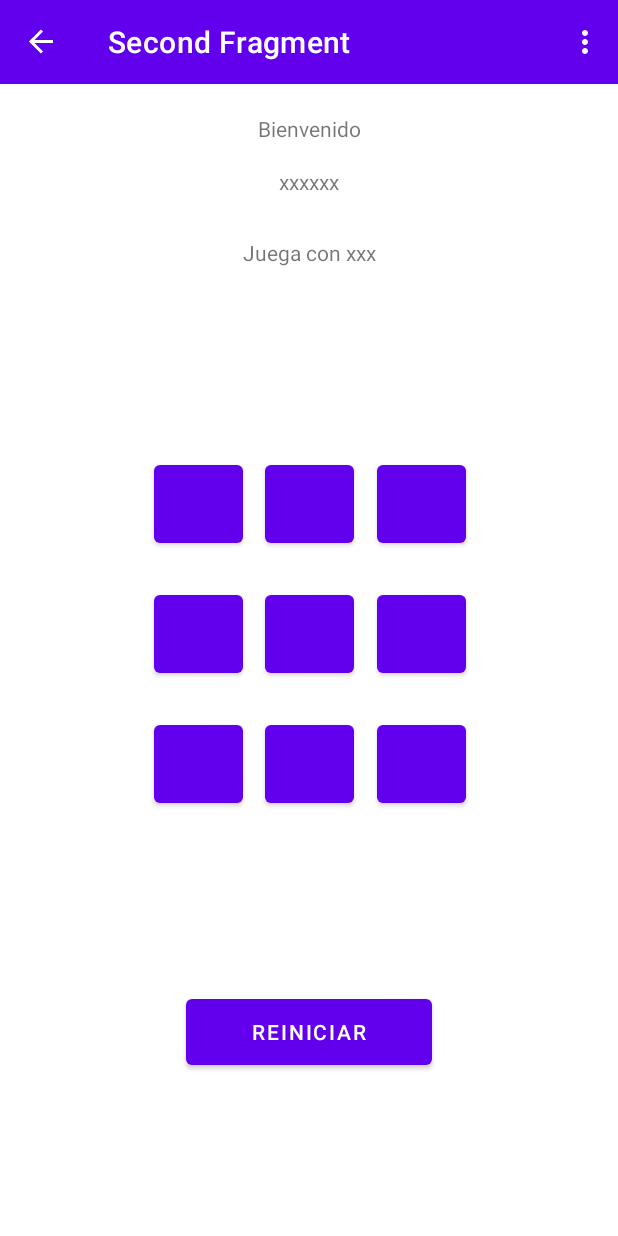
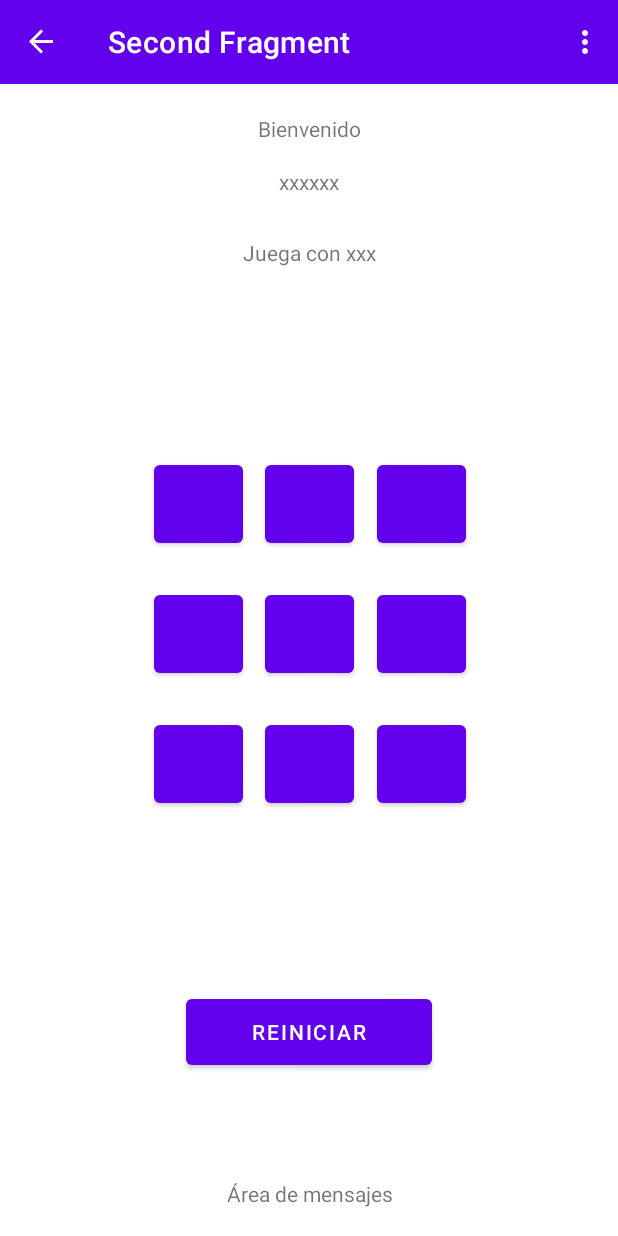
Before and after one commit to GermoAlt/TPO_AD_APP, an Android app: the SecondFragment screen opened through its navigation route, on a phone screen of 412 x 824 dp. Run offline under Robolectric (Android 15) with nearby library versions, the phone set to English and light mode, and no system bars; our stand-ins replace navigation-ui.

Commit message:
area de mensajes

```diff
--- a/app/src/main/res/layout/fragment_second.xml
+++ b/app/src/main/res/layout/fragment_second.xml
@@ -142,4 +142,14 @@
         app:layout_constraintEnd_toEndOf="parent"
         app:layout_constraintStart_toStartOf="parent"
         app:layout_constraintTop_toBottomOf="@+id/textView6" />
+
+    <TextView
+        android:id="@+id/textView8"
+        android:layout_width="409dp"
+        android:layout_height="56dp"
+        android:gravity="center"
+        android:text="@string/area_de_mensajes"
+        app:layout_constraintBottom_toBottomOf="parent"
+        app:layout_constraintEnd_toEndOf="parent"
+        app:layout_constraintStart_toStartOf="parent" />
 </androidx.constraintlayout.widget.ConstraintLayout>
--- a/app/src/main/res/values/strings.xml
+++ b/app/src/main/res/values/strings.xml
@@ -22,4 +22,5 @@
     <string name="rotulo_simbolo_cruz">Cruces</string>
     <string name="rotulo_simbolo_circulo">Círculos</string>
     <string name="titulo_juega_con_estatico">Jugador 1 juega con:</string>
+    <string name="area_de_mensajes">Área de mensajes</string>
 </resources>
```
